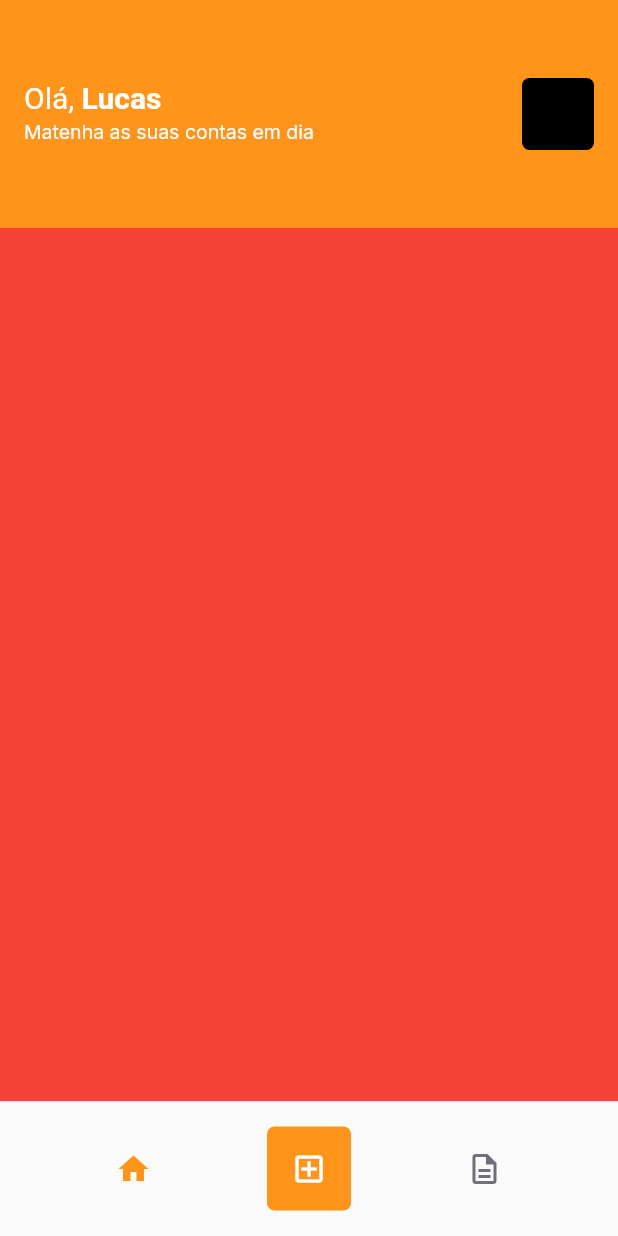
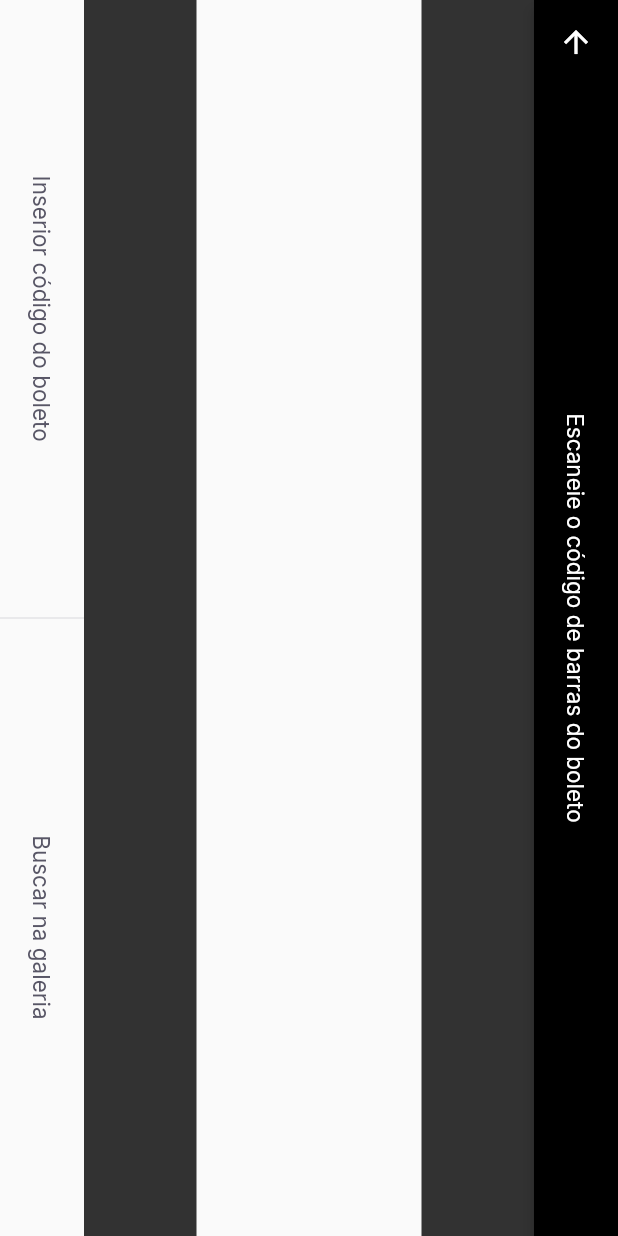
Before and after one commit to priolilucas1/PayFlow, a Flutter app: the HomePage screen opened by its route, after a tap on the "add box" icon, on a phone screen of 412 x 824 dp. Run offline on Flutter 3.47's test engine with Material 2 defaults, Android fonts, the phone set to English and light mode, and no system bars; our stand-ins replace firebase_core, google_fonts, google_sign_in, shared_preferences; accounts and stored records are empty.

Commit message:
Base Barcode Scanner Page Created

```diff
--- /dev/null
+++ b/lib/modules/barcode_scanner/barcode_scanner_page.dart
@@ -0,0 +1,64 @@
+import 'package:flutter/material.dart';
+import 'package:payflow/shared/themes/app_colors.dart';
+import 'package:payflow/shared/themes/app_text_styles.dart';
+import 'package:payflow/shared/widgets/bottom_sheet/custom_bottom_sheet.dart';
+import 'package:payflow/shared/widgets/set_label_buttons.dart/set_label_buttons.dart';
+
+class BarcodeScannerPage extends StatefulWidget {
+  @override
+  _BarcodeScannerPageState createState() => _BarcodeScannerPageState();
+}
+
+class _BarcodeScannerPageState extends State<BarcodeScannerPage> {
+  @override
+  Widget build(BuildContext context) {
+    return SafeArea(
+      top: true,
+      bottom: true,
+      left: true,
+      right: true,
+      child: RotatedBox(
+        quarterTurns: 1,
+        child: Scaffold(
+          appBar: AppBar(
+            centerTitle: true,
+            backgroundColor: Colors.black,
+            title: Text(
+              'Escaneie o código de barras do boleto',
+              style: TextStyles.buttonBackground,
+            ),
+            leading: BackButton(
+              color: AppColors.background,
+            ),
+          ),
+          body: Column(
+            children: [
+              Expanded(
+                child: Container(
+                  color: Colors.black.withOpacity(0.8),
+                ),
+              ),
+              Expanded(
+                flex: 2,
+                child: Container(
+                  color: Colors.transparent,
+                ),
+              ),
+              Expanded(
+                child: Container(
+                  color: Colors.black.withOpacity(0.8),
+                ),
+              ),
+            ],
+          ),
+          bottomNavigationBar: SetLabelButtons(
+            primaryLabel: 'Inserior código do boleto',
+            primaryOnPressed: () {},
+            secondaryLabel: 'Buscar na galeria',
+            secondaryOnPressed: () {},
+          ),
+        ),
+      ),
+    );
+  }
+}
--- a/lib/modules/home/home_page.dart
+++ b/lib/modules/home/home_page.dart
@@ -74,7 +74,7 @@ class _HomePageState extends State<HomePage> {
             ),
             GestureDetector(
               onTap: () {
-                print('Clicou');
+                Navigator.pushNamed(context, '/barcode_scanner');
               },
               child: Container(
                 height: 56,
--- a/lib/my_app.dart
+++ b/lib/my_app.dart
@@ -1,11 +1,20 @@
 import 'package:flutter/material.dart';
-import 'package:payflow/modules/home/home_page.dart';
+import 'package:flutter/services.dart';
 
 import 'modules/login/login_page.dart';
+import 'shared/themes/app_colors.dart';
 import 'modules/splash/splash_page.dart';
-import 'shared/themes/app_colors.dart';
+import 'package:payflow/modules/home/home_page.dart';
+import 'package:payflow/modules/barcode_scanner/barcode_scanner_page.dart';
 
 class MyApp extends StatelessWidget {
+  MyApp() {
+    SystemChrome.setPreferredOrientations([
+      DeviceOrientation.portraitDown,
+      DeviceOrientation.portraitUp,
+    ]);
+  }
+
   @override
   Widget build(BuildContext context) {
     return MaterialApp(
@@ -13,6 +22,7 @@ class MyApp extends StatelessWidget {
         debugShowCheckedModeBanner: false,
         theme: ThemeData(
           primaryColor: AppColors.primary,
+          primarySwatch: Colors.orange,
           visualDensity: VisualDensity.adaptivePlatformDensity,
         ),
         initialRoute: '/splash',
@@ -20,6 +30,7 @@ class MyApp extends StatelessWidget {
           '/splash': (context) => SplashPage(),
           '/home': (context) => HomePage(),
           '/login': (context) => LoginPage(),
+          '/barcode_scanner': (context) => BarcodeScannerPage(),
         });
   }
 }
```
